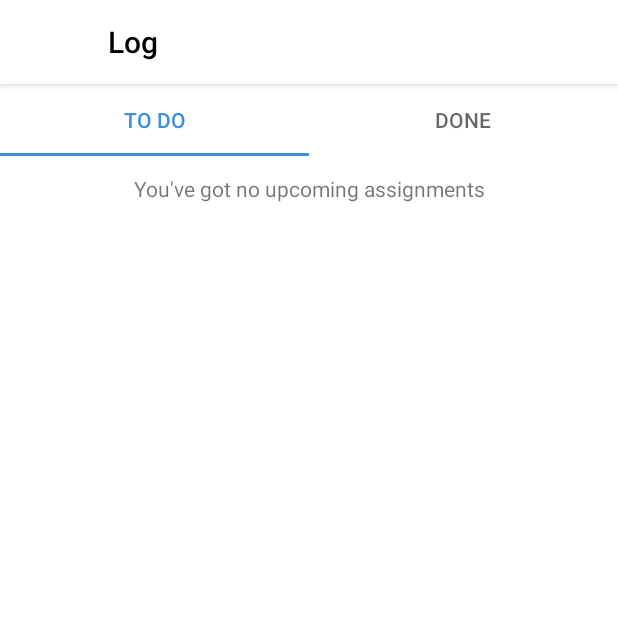
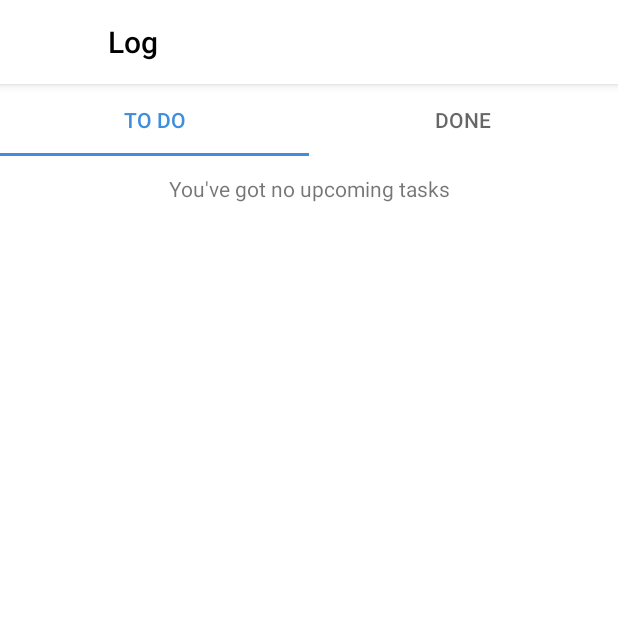
Before and after one commit to emm-an-uel/logit, an Android app: the screen it shows after launch (ParentActivity), on a phone screen of 412 x 824 dp, the top half of it. Run offline under Robolectric (Android 15) with nearby library versions, the phone set to English and light mode, and no system bars; our stand-ins replace navigation-ui; libraries missing offline, so code that uses them is left out: com.beust.klaxon; 2 statements that could not run were skipped.

Commit message:
replaced hardcoded text with string resource

```diff
--- a/app/src/main/res/layout/fragment_done.xml
+++ b/app/src/main/res/layout/fragment_done.xml
@@ -12,7 +12,7 @@
         android:layout_height="wrap_content"
         android:gravity="center"
         android:paddingTop="10dp"
-        android:text="You've got no completed assignments" />
+        android:text="@string/no_completed_tasks" />
 
     <androidx.recyclerview.widget.RecyclerView
         android:id="@+id/rvDone"
--- a/app/src/main/res/layout/fragment_todo.xml
+++ b/app/src/main/res/layout/fragment_todo.xml
@@ -12,7 +12,7 @@
         android:layout_height="wrap_content"
         android:gravity="center"
         android:paddingTop="10dp"
-        android:text="You've got no upcoming assignments" />
+        android:text="@string/no_upcoming_tasks" />
 
     <androidx.recyclerview.widget.RecyclerView
         android:id="@+id/rvTodo"
--- a/app/src/main/res/values/strings.xml
+++ b/app/src/main/res/values/strings.xml
@@ -7,4 +7,7 @@
     <string name="due_tomorrow">Due Tomorrow</string>
     <string name="due_soon">Due Soon</string>
     <string name="upcoming">Upcoming</string>
+
+    <string name="no_upcoming_tasks">You\'ve got no upcoming tasks</string>
+    <string name="no_completed_tasks">You\'ve got no completed tasks</string>
 </resources>
```
